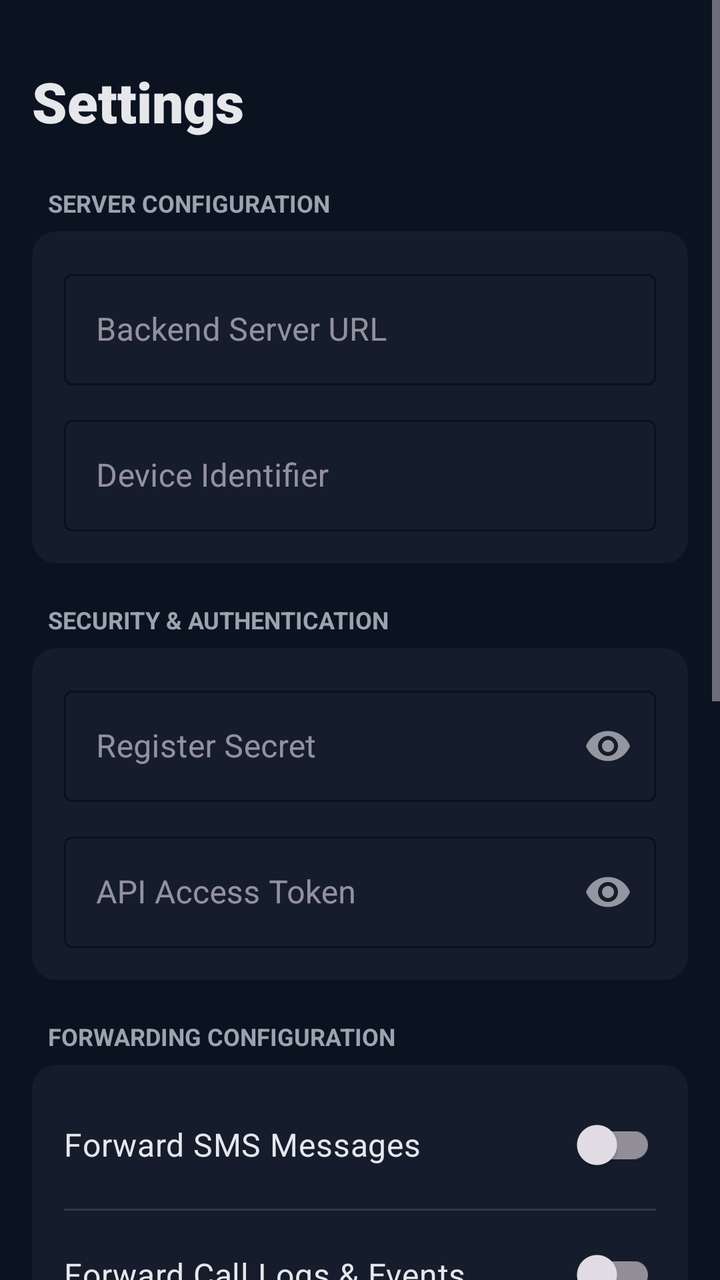
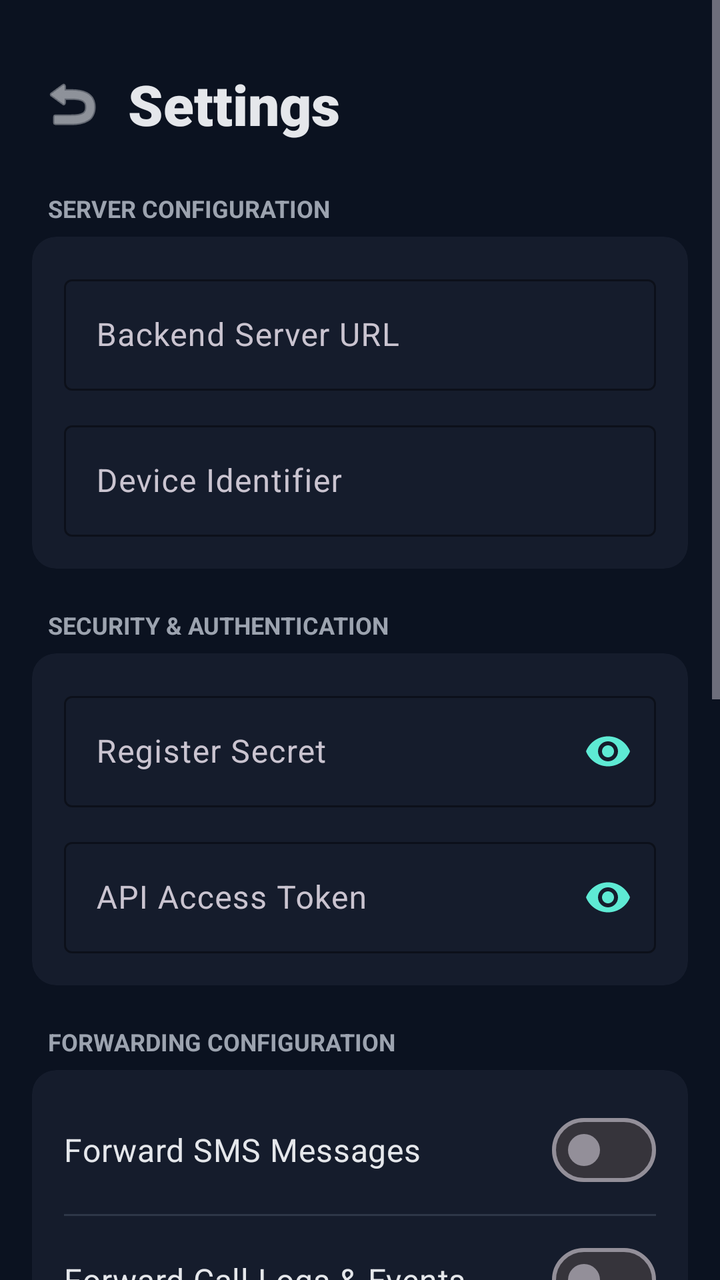

An Android layout rendered at two revisions. The XML below is the earlier revision; the diff shows what the commit changed to produce the second picture.
<!-- AndroidManifest.xml: application theme Theme.DeviceBridge -->
<!-- res/layout/activity_settings.xml -->
<?xml version="1.0" encoding="utf-8"?>
<ScrollView xmlns:android="http://schemas.android.com/apk/res/android"
    xmlns:app="http://schemas.android.com/apk/res-auto"
    android:layout_width="match_parent"
    android:layout_height="match_parent"
    android:background="@color/bridge_bg">

    <LinearLayout
        android:layout_width="match_parent"
        android:layout_height="wrap_content"
        android:orientation="vertical"
        android:padding="16dp">

        <TextView
            android:layout_width="wrap_content"
            android:layout_height="wrap_content"
            android:layout_marginTop="16dp"
            android:layout_marginBottom="24dp"
            android:text="Settings"
            android:textColor="@color/bridge_text"
            android:textSize="28sp"
            android:textStyle="bold"
            android:fontFamily="sans-serif-black" />

        
        <TextView
            android:layout_width="wrap_content"
            android:layout_height="wrap_content"
            android:layout_marginStart="8dp"
            android:layout_marginBottom="6dp"
            android:text="SERVER CONFIGURATION"
            android:textColor="#9CA3AF"
            android:textSize="12sp"
            android:textStyle="bold" />

        <com.google.android.material.card.MaterialCardView
            android:layout_width="match_parent"
            android:layout_height="wrap_content"
            android:layout_marginBottom="20dp"
            app:cardCornerRadius="12dp"
            app:cardBackgroundColor="@color/bridge_surface"
            app:strokeWidth="0dp">

            <LinearLayout
                android:layout_width="match_parent"
                android:layout_height="wrap_content"
                android:orientation="vertical"
                android:padding="16dp">

                <com.google.android.material.textfield.TextInputLayout
                    android:layout_width="match_parent"
                    android:layout_height="wrap_content"
                    android:hint="Backend Server URL"
                    app:boxStrokeColor="@color/bridge_accent"
                    app:hintTextColor="@color/bridge_accent"
                    style="@style/Widget.MaterialComponents.TextInputLayout.OutlinedBox">

                    <com.google.android.material.textfield.TextInputEditText
                        android:id="@+id/backendUrl"
                        android:layout_width="match_parent"
                        android:layout_height="wrap_content"
                        android:inputType="textUri"
                        android:textColor="@color/bridge_text" />
                </com.google.android.material.textfield.TextInputLayout>

                <com.google.android.material.textfield.TextInputLayout
                    android:layout_width="match_parent"
                    android:layout_height="wrap_content"
                    android:layout_marginTop="12dp"
                    android:hint="Device Identifier"
                    app:boxStrokeColor="@color/bridge_accent"
                    app:hintTextColor="@color/bridge_accent"
                    style="@style/Widget.MaterialComponents.TextInputLayout.OutlinedBox">

                    <com.google.android.material.textfield.TextInputEditText
                        android:id="@+id/deviceId"
                        android:layout_width="match_parent"
                        android:layout_height="wrap_content"
                        android:inputType="text"
                        android:textColor="@color/bridge_text" />
                </com.google.android.material.textfield.TextInputLayout>

            </LinearLayout>
        </com.google.android.material.card.MaterialCardView>

        
        <TextView
            android:layout_width="wrap_content"
            android:layout_height="wrap_content"
            android:layout_marginStart="8dp"
            android:layout_marginBottom="6dp"
            android:text="SECURITY &amp; AUTHENTICATION"
            android:textColor="#9CA3AF"
            android:textSize="12sp"
            android:textStyle="bold" />

        <com.google.android.material.card.MaterialCardView
            android:layout_width="match_parent"
            android:layout_height="wrap_content"
            android:layout_marginBottom="20dp"
            app:cardCornerRadius="12dp"
            app:cardBackgroundColor="@color/bridge_surface"
            app:strokeWidth="0dp">

            <LinearLayout
                android:layout_width="match_parent"
                android:layout_height="wrap_content"
                android:orientation="vertical"
                android:padding="16dp">

                <com.google.android.material.textfield.TextInputLayout
                    android:layout_width="match_parent"
                    android:layout_height="wrap_content"
                    android:hint="Register Secret"
                    app:boxStrokeColor="@color/bridge_accent"
                    app:hintTextColor="@color/bridge_accent"
                    app:passwordToggleEnabled="true"
                    style="@style/Widget.MaterialComponents.TextInputLayout.OutlinedBox">

                    <com.google.android.material.textfield.TextInputEditText
                        android:id="@+id/registerSecret"
                        android:layout_width="match_parent"
                        android:layout_height="wrap_content"
                        android:inputType="textPassword"
                        android:textColor="@color/bridge_text" />
                </com.google.android.material.textfield.TextInputLayout>

                <com.google.android.material.textfield.TextInputLayout
                    android:layout_width="match_parent"
                    android:layout_height="wrap_content"
                    android:layout_marginTop="12dp"
                    android:hint="API Access Token"
                    app:boxStrokeColor="@color/bridge_accent"
                    app:hintTextColor="@color/bridge_accent"
                    app:passwordToggleEnabled="true"
                    style="@style/Widget.MaterialComponents.TextInputLayout.OutlinedBox">

                    <com.google.android.material.textfield.TextInputEditText
                        android:id="@+id/apiToken"
                        android:layout_width="match_parent"
                        android:layout_height="wrap_content"
                        android:inputType="textPassword"
                        android:textColor="@color/bridge_text" />
                </com.google.android.material.textfield.TextInputLayout>

            </LinearLayout>
        </com.google.android.material.card.MaterialCardView>

        
        <TextView
            android:layout_width="wrap_content"
            android:layout_height="wrap_content"
            android:layout_marginStart="8dp"
            android:layout_marginBottom="6dp"
            android:text="FORWARDING CONFIGURATION"
            android:textColor="#9CA3AF"
            android:textSize="12sp"
            android:textStyle="bold" />

        <com.google.android.material.card.MaterialCardView
            android:layout_width="match_parent"
            android:layout_height="wrap_content"
            android:layout_marginBottom="20dp"
            app:cardCornerRadius="12dp"
            app:cardBackgroundColor="@color/bridge_surface"
            app:strokeWidth="0dp">

            <LinearLayout
                android:layout_width="match_parent"
                android:layout_height="wrap_content"
                android:orientation="vertical"
                android:padding="16dp">

                <com.google.android.material.switchmaterial.SwitchMaterial
                    android:id="@+id/smsEnabled"
                    android:layout_width="match_parent"
                    android:layout_height="wrap_content"
                    android:text="Forward SMS Messages"
                    android:textColor="@color/bridge_text"
                    android:textSize="16sp" />

                <View
                    android:layout_width="match_parent"
                    android:layout_height="1dp"
                    android:background="#2E3748"
                    android:layout_marginTop="8dp"
                    android:layout_marginBottom="8dp" />

                <com.google.android.material.switchmaterial.SwitchMaterial
                    android:id="@+id/callsEnabled"
                    android:layout_width="match_parent"
                    android:layout_height="wrap_content"
                    android:text="Forward Call Logs &amp; Events"
                    android:textColor="@color/bridge_text"
                    android:textSize="16sp" />

            </LinearLayout>
        </com.google.android.material.card.MaterialCardView>

        
        <com.google.android.material.card.MaterialCardView
            android:layout_width="match_parent"
            android:layout_height="wrap_content"
            android:layout_marginBottom="24dp"
            app:cardCornerRadius="12dp"
            app:cardBackgroundColor="@color/bridge_surface"
            app:strokeWidth="0dp">

            <LinearLayout
                android:layout_width="match_parent"
                android:layout_height="wrap_content"
                android:orientation="vertical"
                android:padding="16dp"
                android:gravity="center_vertical">

                <TextView
                    android:id="@+id/syncStatus"
                    android:layout_width="match_parent"
                    android:layout_height="wrap_content"
                    android:textColor="@color/bridge_text"
                    android:textSize="14sp"
                    android:fontFamily="sans-serif-medium" />
            </LinearLayout>
        </com.google.android.material.card.MaterialCardView>

        
        <com.google.android.material.button.MaterialButton
            android:id="@+id/save"
            android:layout_width="match_parent"
            android:layout_height="50dp"
            android:layout_marginBottom="8dp"
            android:text="Save Configurations"
            android:textStyle="bold"
            app:cornerRadius="10dp"
            app:backgroundTint="@color/bridge_accent"
            android:textColor="@color/bridge_bg" />

        <com.google.android.material.button.MaterialButton
            android:id="@+id/register"
            android:layout_width="match_parent"
            android:layout_height="50dp"
            android:layout_marginBottom="8dp"
            android:text="Register This Device"
            android:textStyle="bold"
            app:cornerRadius="10dp"
            app:backgroundTint="@color/bridge_surface"
            android:textColor="@color/bridge_text" />

        <com.google.android.material.button.MaterialButton
            android:id="@+id/testConnection"
            android:layout_width="match_parent"
            android:layout_height="50dp"
            android:layout_marginBottom="8dp"
            android:text="Test Server Connection"
            android:textStyle="bold"
            app:cornerRadius="10dp"
            app:backgroundTint="@color/bridge_surface"
            android:textColor="@color/bridge_text" />

        <com.google.android.material.button.MaterialButton
            android:id="@+id/syncNow"
            android:layout_width="match_parent"
            android:layout_height="50dp"
            android:layout_marginBottom="8dp"
            android:text="Sync History Now"
            android:textStyle="bold"
            app:cornerRadius="10dp"
            app:backgroundTint="@color/bridge_surface"
            android:textColor="@color/bridge_text" />

        <com.google.android.material.button.MaterialButton
            android:id="@+id/viewLogs"
            android:layout_width="match_parent"
            android:layout_height="50dp"
            android:layout_marginBottom="8dp"
            android:text="View Server Logs"
            android:textStyle="bold"
            app:cornerRadius="10dp"
            app:backgroundTint="@color/bridge_surface"
            android:textColor="@color/bridge_text" />

        <com.google.android.material.button.MaterialButton
            android:id="@+id/clearDb"
            android:layout_width="match_parent"
            android:layout_height="50dp"
            android:layout_marginBottom="40dp"
            android:text="Clear Local Database"
            android:textStyle="bold"
            app:cornerRadius="10dp"
            app:backgroundTint="#EF4444"
            android:textColor="@color/bridge_text" />

    </LinearLayout>
</ScrollView>
<!-- resources referenced by this layout -->
<resources>
  <color name="bridge_accent">#5EEAD4</color>
  <color name="bridge_bg">#0B1220</color>
  <color name="bridge_surface">#151C2C</color>
  <color name="bridge_text">#E5E7EB</color>
  <style name="Theme.DeviceBridge" parent="Theme.Material3.Dark.NoActionBar">
          <item name="colorPrimary">@color/bridge_accent</item>
          <item name="android:statusBarColor">@color/bridge_bg</item>
          <item name="android:navigationBarColor">@color/bridge_bg</item>
          <item name="android:windowBackground">@color/bridge_bg</item>
      </style>
</resources>

<!-- the commit's change to res/layout/activity_settings.xml (unified diff, before → after) -->
@@ -11,16 +11,33 @@
         android:orientation="vertical"
         android:padding="16dp">
 
-        <TextView
-            android:layout_width="wrap_content"
-            android:layout_height="wrap_content"
+        <LinearLayout
+            android:layout_width="match_parent"
+            android:layout_height="wrap_content"
+            android:orientation="horizontal"
+            android:gravity="center_vertical"
             android:layout_marginTop="16dp"
-            android:layout_marginBottom="24dp"
-            android:text="Settings"
-            android:textColor="@color/bridge_text"
-            android:textSize="28sp"
-            android:textStyle="bold"
-            android:fontFamily="sans-serif-black" />
+            android:layout_marginBottom="24dp">
+
+            <ImageButton
+                android:id="@+id/backBtn"
+                android:layout_width="40dp"
+                android:layout_height="40dp"
+                android:background="?attr/selectableItemBackgroundBorderless"
+                android:src="@android:drawable/ic_menu_revert"
+                android:contentDescription="Back"
+                app:tint="@color/bridge_text" />
+
+            <TextView
+                android:layout_width="wrap_content"
+                android:layout_height="wrap_content"
+                android:layout_marginStart="8dp"
+                android:text="Settings"
+                android:textColor="@color/bridge_text"
+                android:textSize="28sp"
+                android:textStyle="bold"
+                android:fontFamily="sans-serif-black" />
+        </LinearLayout>
 
         
         <TextView
@@ -53,7 +70,7 @@
                     android:hint="Backend Server URL"
                     app:boxStrokeColor="@color/bridge_accent"
                     app:hintTextColor="@color/bridge_accent"
-                    style="@style/Widget.MaterialComponents.TextInputLayout.OutlinedBox">
+                    style="@style/Widget.Material3.TextInputLayout.OutlinedBox">
 
                     <com.google.android.material.textfield.TextInputEditText
                         android:id="@+id/backendUrl"
@@ -70,7 +87,7 @@
                     android:hint="Device Identifier"
                     app:boxStrokeColor="@color/bridge_accent"
                     app:hintTextColor="@color/bridge_accent"
-                    style="@style/Widget.MaterialComponents.TextInputLayout.OutlinedBox">
+                    style="@style/Widget.Material3.TextInputLayout.OutlinedBox">
 
                     <com.google.android.material.textfield.TextInputEditText
                         android:id="@+id/deviceId"
@@ -114,8 +131,9 @@
                     android:hint="Register Secret"
                     app:boxStrokeColor="@color/bridge_accent"
                     app:hintTextColor="@color/bridge_accent"
-                    app:passwordToggleEnabled="true"
-                    style="@style/Widget.MaterialComponents.TextInputLayout.OutlinedBox">
+                    app:endIconMode="password_toggle"
+                    app:endIconTint="@color/bridge_accent"
+                    style="@style/Widget.Material3.TextInputLayout.OutlinedBox">
 
                     <com.google.android.material.textfield.TextInputEditText
                         android:id="@+id/registerSecret"
@@ -132,8 +150,9 @@
                     android:hint="API Access Token"
                     app:boxStrokeColor="@color/bridge_accent"
                     app:hintTextColor="@color/bridge_accent"
-                    app:passwordToggleEnabled="true"
-                    style="@style/Widget.MaterialComponents.TextInputLayout.OutlinedBox">
+                    app:endIconMode="password_toggle"
+                    app:endIconTint="@color/bridge_accent"
+                    style="@style/Widget.Material3.TextInputLayout.OutlinedBox">
 
                     <com.google.android.material.textfield.TextInputEditText
                         android:id="@+id/apiToken"
@@ -171,7 +190,7 @@
                 android:orientation="vertical"
                 android:padding="16dp">
 
-                <com.google.android.material.switchmaterial.SwitchMaterial
+                <com.google.android.material.materialswitch.MaterialSwitch
                     android:id="@+id/smsEnabled"
                     android:layout_width="match_parent"
                     android:layout_height="wrap_content"
@@ -186,7 +205,7 @@
                     android:layout_marginTop="8dp"
                     android:layout_marginBottom="8dp" />
 
-                <com.google.android.material.switchmaterial.SwitchMaterial
+                <com.google.android.material.materialswitch.MaterialSwitch
                     android:id="@+id/callsEnabled"
                     android:layout_width="match_parent"
                     android:layout_height="wrap_content"
<!-- resource entries referenced after the edit -->
@@ -6,6 +6,9 @@
   <color name="bridge_text">#E5E7EB</color>
   <style name="Theme.DeviceBridge" parent="Theme.Material3.Dark.NoActionBar">
           <item name="colorPrimary">@color/bridge_accent</item>
+          <item name="colorSecondary">@color/bridge_accent</item>
+          <item name="colorSurface">@color/bridge_surface</item>
+          <item name="colorOnSurface">@color/bridge_text</item>
           <item name="android:statusBarColor">@color/bridge_bg</item>
           <item name="android:navigationBarColor">@color/bridge_bg</item>
           <item name="android:windowBackground">@color/bridge_bg</item>
